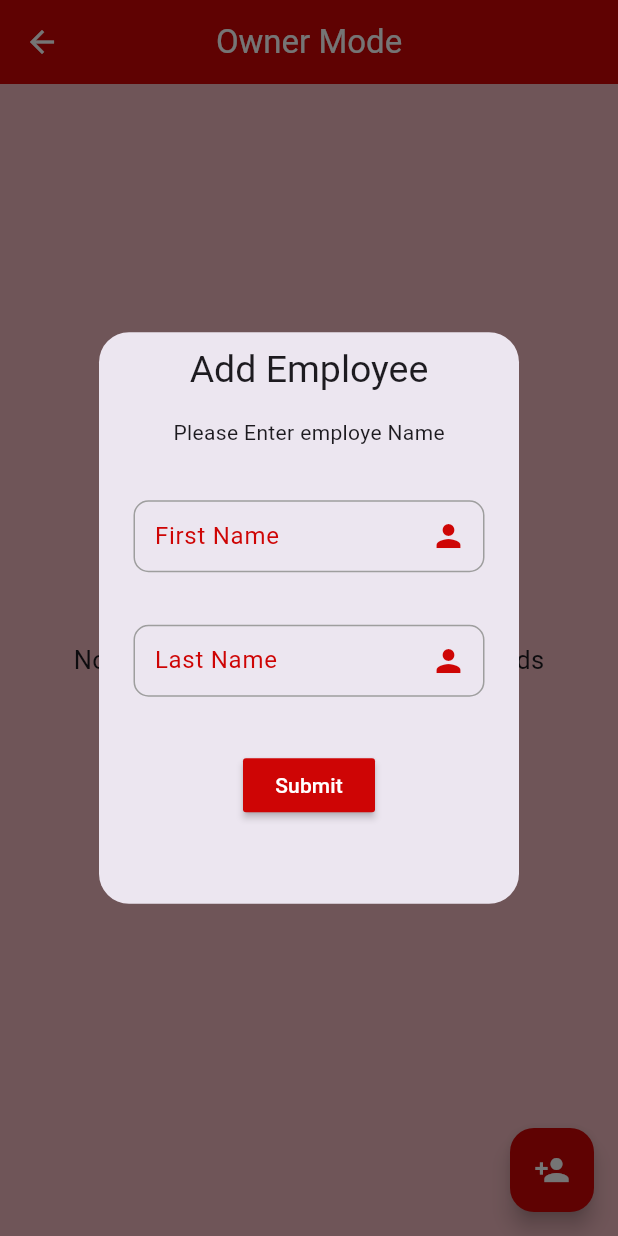
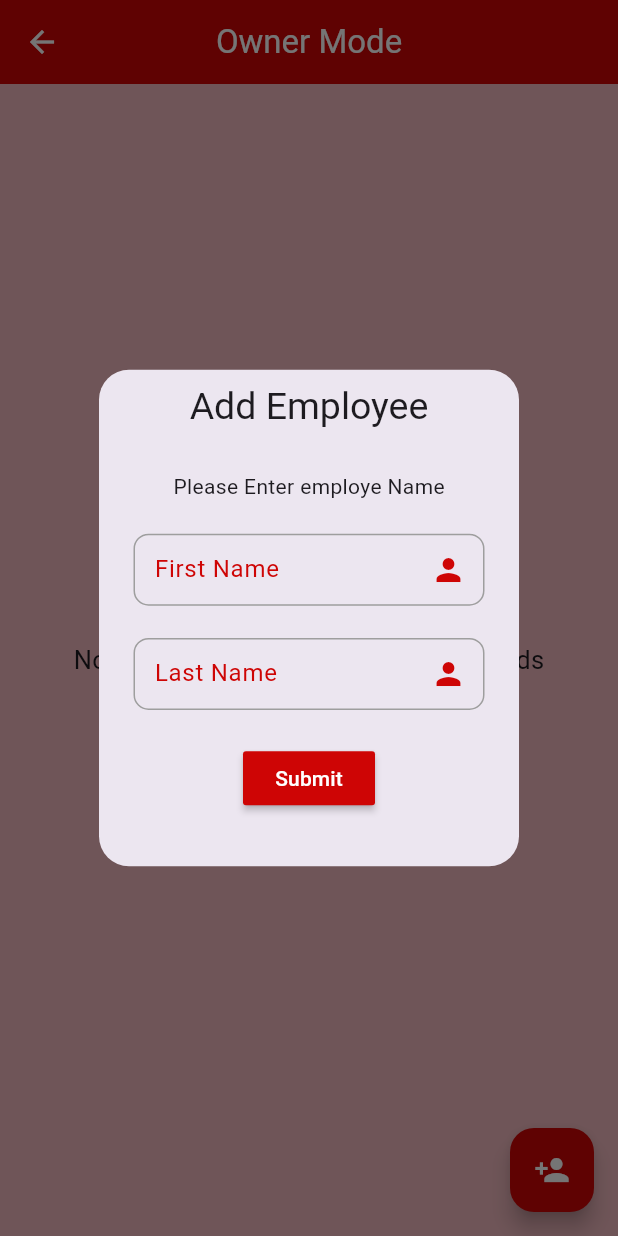
Before and after one commit to alihu999/Hours-project, a Flutter app: the OwnerPage screen opened by its route, after a tap on the "person add" icon, on a phone screen of 412 x 824 dp. Run offline on Flutter 3.47's test engine with Material 3 defaults, Android fonts, the phone set to English and light mode, and no system bars; our stand-ins replace firebase_core, get, hive, hive_flutter, sqflite; accounts and stored records are empty.

Commit message:
28/1 09:27

```diff
--- a/hours/lib/core/constant/app_routes.dart
+++ b/hours/lib/core/constant/app_routes.dart
@@ -2,4 +2,5 @@ class AppRoutes {
   static const String homePage = "/homePage";
   static const String ownerPage = "/ownerPage";
   static const String employeeRecordsPage = "/employeeRecordsPage";
+  static const String addEmployeePage = "/addEmployeePage";
 }
--- a/hours/lib/routes.dart
+++ b/hours/lib/routes.dart
@@ -2,10 +2,12 @@ import 'package:flutter/material.dart';
 import 'package:hours/core/constant/app_routes.dart';
 import 'package:hours/view/employee_records.dart/employee_records.dart';
 import 'package:hours/view/home_page/home_page.dart';
+import 'package:hours/view/owner_page/add_employee_page.dart';
 import 'package:hours/view/owner_page/owner_page.dart';
 
 Map<String, Widget Function(BuildContext)> routes = {
   AppRoutes.homePage: (context) => const HomePage(),
   AppRoutes.ownerPage: (context) => const OwnerPage(),
-  AppRoutes.employeeRecordsPage: (context) => const EmployeeRecords()
+  AppRoutes.employeeRecordsPage: (context) => const EmployeeRecords(),
+  AppRoutes.addEmployeePage: (context) => const AddEmployeePage()
 };
--- a/hours/lib/view/owner_page/owner_page.dart
+++ b/hours/lib/view/owner_page/owner_page.dart
@@ -2,6 +2,7 @@ import 'package:flutter/material.dart';
 import 'package:get/get.dart';
 import 'package:hours/controller/owner_page_controller.dart';
 import 'package:hours/core/constant/app_colors.dart';
+import 'package:hours/core/constant/app_routes.dart';
 
 import '../../controller/employe_controller.dart';
 import '../employee_records.dart/widget/table_of_data.dart';
@@ -36,7 +37,7 @@ class OwnerPage extends StatelessWidget {
                   if (controller.tableName.isEmpty) {
                     return const Center(child: Text("press on Employee Name"));
                   } else {
-                    return const TableOfData();
+                    return const Center(child: TableOfData());
                   }
                 }),
               )
@@ -46,10 +47,14 @@ class OwnerPage extends StatelessWidget {
           backgroundColor: AppColors.secondColors,
           splashColor: Colors.white.withOpacity(0.25),
           onPressed: () {
-            Get.defaultDialog(
-                title: "Add Employee",
-                titleStyle: const TextStyle(fontSize: 25),
-                content: const AddEmployeDialog());
+            if (isMobile) {
+              Get.defaultDialog(
+                  title: "Add Employee",
+                  titleStyle: const TextStyle(fontSize: 25),
+                  content: const AddEmployeDialog());
+            } else {
+              Get.toNamed(AppRoutes.addEmployeePage);
+            }
           },
           child: const Icon(
             Icons.person_add,
--- a/hours/lib/view/owner_page/widget/add_employe_dialog.dart
+++ b/hours/lib/view/owner_page/widget/add_employe_dialog.dart
@@ -11,17 +11,14 @@
 
   @override
   Widget build(BuildContext context) {
-    return Container(
-      padding: const EdgeInsets.only(right: 15, left: 15),
-      height: 300,
-      child: SingleChildScrollView(
+    return SingleChildScrollView(
+      child: Container(
+        padding: const EdgeInsets.only(right: 15, left: 15),
+        height: 250,
         child: Column(
           mainAxisAlignment: MainAxisAlignment.spaceAround,
           children: [
             const Text("Please Enter employe Name"),
-            const SizedBox(
-              height: 35,
-            ),
             CustomTextFiled(
               lable: "First Name",
               isPassword: false,
@@ -35,9 +32,6 @@
               },
               formState: controller.firstNameFormState,
             ),
-            const SizedBox(
-              height: 35,
-            ),
             CustomTextFiled(
               lable: "Last Name",
               isPassword: false,
@@ -47,9 +41,6 @@
               validator: (val) => validationEmployeName(val!),
               textController: controller.lastNameController,
               formState: controller.lastNameFormState,
-            ),
-            const SizedBox(
-              height: 35,
             ),
             MaterialButton(
                 color: AppColors.secondColors,
```
Also changed, not shown: hours/lib/view/home_page/widget/change_mode_dialog.dart (+1 -6 lines), hours/lib/view/owner_page/add_employee_page.dart (added, +77 -0 lines).
